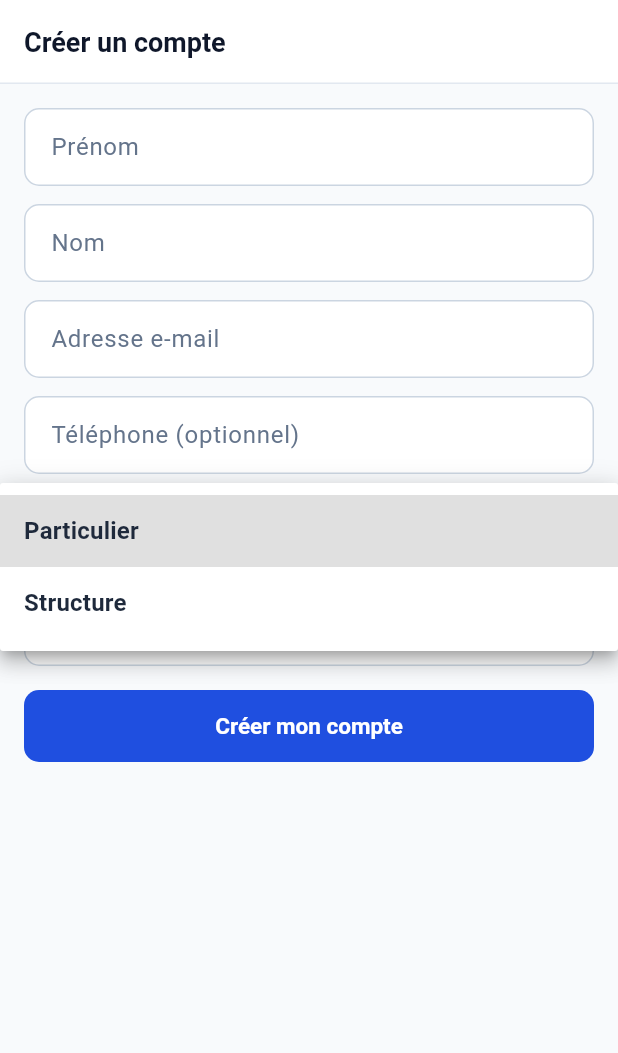
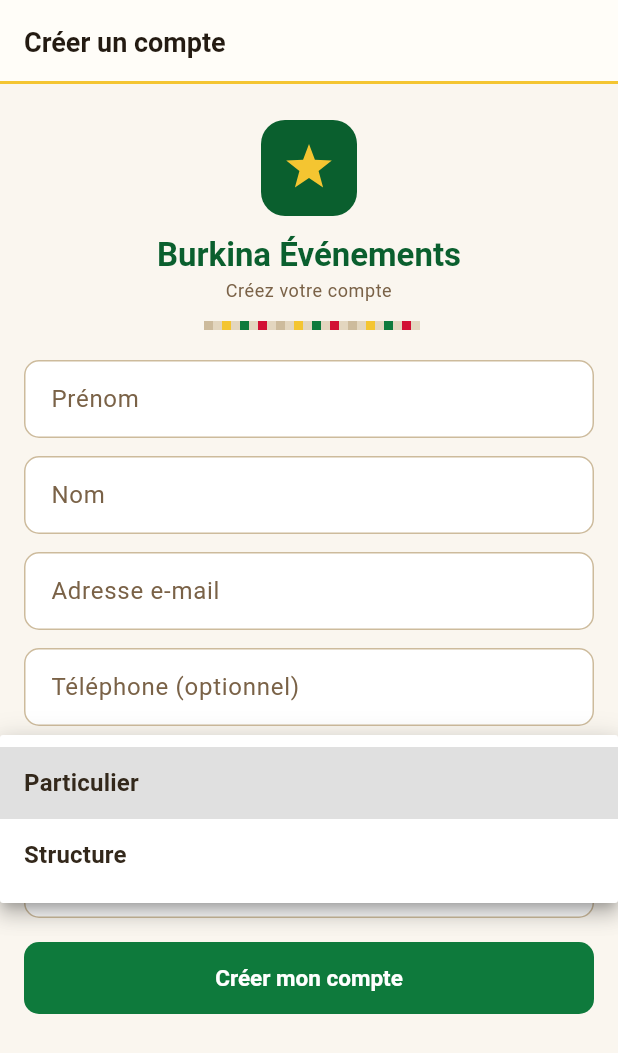
Before and after one commit to bougapiou/plateforme-evenementielle, a Flutter app: the RegisterScreen screen opened by its route, after a tap on "Particulier", on a phone screen of 412 x 824 dp. Shown: the top 1053 px of the screen. Run offline on Flutter 3.47's test engine with Material 3 defaults, Android fonts, the light colour scheme and no system bars; our stand-ins replace dio, flutter_riverpod, flutter_secure_storage, go_router, image_picker, open_filex; missing offline and left inert: mobile_scanner; accounts and stored records are empty; network calls fail.

Commit message:
feat(mobile): identite visuelle "Faso" (Burkina Faso)
Refonte du design mobile autour de l'identite burkinabe :
- Palette : vert et rouge du drapeau, etoile doree, neutres chauds
  (sable du Sahel -> argile). Les tokens Brand.b*/s* portent desormais ces
  valeurs (aucun ecran a retoucher).
- core/faso.dart : motifs — FasoDanFaniBar (bande tissee du pagne Faso Dan Fani),
  FasoStar (etoile 5 branches du drapeau), KassenaMotif (frise triangulaire des
  peintures murales de Tiebele), BogolanBackground, FasoHeader.
- theme : AppBar/cartes/nav en blanc chaud, lisere dore sous les barres,
  indicateur de navigation dore.
- Catalogue : etoile dans le titre + bandeau vert "Grands evenements du Burkina
  Faso" + bande Faso Dan Fani.
- Detail evenement : bande Faso Dan Fani sous la couverture, titres de section
  a filet vert.
- Etats vides : pastille verte + frise kassena.
- Connexion / inscription : en-tete d'identite (etoile sur fond vert facon
  drapeau + bande tissee).

Verifie : flutter analyze clean, flutter test vert, build web OK.

```diff
--- a/mobile/lib/core/brand.dart
+++ b/mobile/lib/core/brand.dart
@@ -1,31 +1,36 @@
 import 'package:flutter/material.dart';
 
-/// Palette aligned with the web app (Tailwind `brand` + `slate` scales).
+/// Palette « Faso » — inspirée du Burkina Faso : vert et rouge du drapeau,
+/// étoile dorée, et neutres chauds (terre du Sahel, coton Faso Dan Fani).
+///
+/// Les noms `bXX` / `sXX` sont conservés (compat écrans existants) mais portent
+/// désormais des valeurs chaudes : `b*` = vert Burkina, `s*` = sable → argile.
 class Brand {
   Brand._();
 
-  // brand (institutional blue)
-  static const b50 = Color(0xFFEEF5FF);
-  static const b100 = Color(0xFFD9E8FF);
-  static const b200 = Color(0xFFBCD6FF);
-  static const b500 = Color(0xFF356DF3);
-  static const b600 = Color(0xFF1F4FE0);
-  static const b700 = Color(0xFF1A3EC2);
-  static const b800 = Color(0xFF1C369D);
+  // Vert Burkina (drapeau ~ #009543), décliné en échelle
+  static const b50 = Color(0xFFEAF6EE);
+  static const b100 = Color(0xFFCDEAD7);
+  static const b200 = Color(0xFF9BD5AF);
+  static const b500 = Color(0xFF1C9B54);
+  static const b600 = Color(0xFF0E7A3C); // primaire
+  static const b700 = Color(0xFF0A5F2E);
+  static const b800 = Color(0xFF07461F);
 
-  // slate (neutrals)
-  static const s50 = Color(0xFFF8FAFC);
-  static const s100 = Color(0xFFF1F5F9);
-  static const s200 = Color(0xFFE2E8F0);
-  static const s300 = Color(0xFFCBD5E1);
-  static const s400 = Color(0xFF94A3B8);
-  static const s500 = Color(0xFF64748B);
-  static const s700 = Color(0xFF334155);
-  static const s800 = Color(0xFF1E293B);
-  static const s900 = Color(0xFF0F172A);
+  // Neutres chauds (sable du Sahel → argile / bogolan)
+  static const s50 = Color(0xFFFAF6EF); // fond application
+  static const s100 = Color(0xFFF1E9DA);
+  static const s200 = Color(0xFFE3D6BF); // bordures
+  static const s300 = Color(0xFFCDBB9C);
+  static const s400 = Color(0xFFA8916E); // texte secondaire clair
+  static const s500 = Color(0xFF7A6247); // texte secondaire
+  static const s700 = Color(0xFF4A3A28);
+  static const s800 = Color(0xFF33281B); // titres
+  static const s900 = Color(0xFF241B12); // texte fort
 
-  // status accents (match StatusChip / web badges)
-  static const green = Color(0xFF16A34A);
-  static const amber = Color(0xFFB45309);
-  static const red = Color(0xFF991B1B);
+  // Accents drapeau
+  static const green = Color(0xFF0E7A3C);
+  static const red = Color(0xFFD21034); // rouge Burkina
+  static const gold = Color(0xFFF4C531); // étoile / or
+  static const amber = Color(0xFF9A6A12);
 }
--- /dev/null
+++ b/mobile/lib/core/faso.dart
@@ -0,0 +1,195 @@
+import 'dart:math' as math;
+import 'package:flutter/material.dart';
+import 'brand.dart';
+
+/// Motifs décoratifs inspirés du Burkina Faso :
+/// - [FasoDanFaniBar] : fine bande tissée verticale (pagne Faso Dan Fani)
+/// - [FasoStar] : étoile à 5 branches du drapeau
+/// - [KassenaMotif] : frise géométrique (peintures murales kassena de Tiébélé)
+
+/// En-tête d'identité : étoile + nom de la plateforme + bande Faso Dan Fani.
+class FasoHeader extends StatelessWidget {
+  final String subtitle;
+  const FasoHeader({super.key, this.subtitle = 'Plateforme nationale de gestion des événements'});
+
+  @override
+  Widget build(BuildContext context) {
+    return Column(
+      children: [
+        Container(
+          width: 64,
+          height: 64,
+          decoration: BoxDecoration(
+            color: Brand.b700,
+            borderRadius: BorderRadius.circular(16),
+          ),
+          alignment: Alignment.center,
+          child: const FasoStar(size: 32),
+        ),
+        const SizedBox(height: 12),
+        Text('Burkina Événements',
+            style: Theme.of(context)
+                .textTheme
+                .titleLarge
+                ?.copyWith(color: Brand.b700)),
+        const SizedBox(height: 2),
+        Text(subtitle,
+            textAlign: TextAlign.center,
+            style: Theme.of(context).textTheme.bodySmall),
+        const SizedBox(height: 12),
+        const SizedBox(
+            width: 140, child: FasoDanFaniBar(height: 6)),
+      ],
+    );
+  }
+}
+
+class FasoDanFaniBar extends StatelessWidget {
+  final double height;
+  const FasoDanFaniBar({super.key, this.height = 4});
+
+  @override
+  Widget build(BuildContext context) => SizedBox(
+        height: height,
+        width: double.infinity,
+        child: CustomPaint(painter: _DanFaniPainter()),
+      );
+}
+
+class _DanFaniPainter extends CustomPainter {
+  // séquence de rayures répétée : terre, or, vert, rouge, terre…
+  static const _seq = <Color>[
+    Brand.s300, Brand.s200, Brand.gold, Brand.s200,
+    Brand.green, Brand.s200, Brand.red, Brand.s200,
+  ];
+
+  @override
+  void paint(Canvas canvas, Size size) {
+    const stripe = 6.0;
+    final paint = Paint()..style = PaintingStyle.fill;
+    var x = 0.0;
+    var i = 0;
+    while (x < size.width) {
+      paint.color = _seq[i % _seq.length];
+      canvas.drawRect(Rect.fromLTWH(x, 0, stripe, size.height), paint);
+      x += stripe;
+      i++;
+    }
+  }
+
+  @override
+  bool shouldRepaint(covariant CustomPainter oldDelegate) => false;
+}
+
+class FasoStar extends StatelessWidget {
+  final double size;
+  final Color color;
+  const FasoStar({super.key, this.size = 16, this.color = Brand.gold});
+
+  @override
+  Widget build(BuildContext context) =>
+      CustomPaint(size: Size.square(size), painter: _StarPainter(color));
+}
+
+class _StarPainter extends CustomPainter {
+  final Color color;
+  _StarPainter(this.color);
+
+  @override
+  void paint(Canvas canvas, Size size) {
+    final c = size.center(Offset.zero);
+    final rOuter = size.width / 2;
+    final rInner = rOuter * 0.42;
+    final path = Path();
+    for (var i = 0; i < 10; i++) {
+      final r = i.isEven ? rOuter : rInner;
+      final a = -math.pi / 2 + i * math.pi / 5;
+      final p = Offset(c.dx + r * math.cos(a), c.dy + r * math.sin(a));
+      i == 0 ? path.moveTo(p.dx, p.dy) : path.lineTo(p.dx, p.dy);
+    }
+    path.close();
+    canvas.drawPath(path, Paint()..color = color);
+  }
+
+  @override
+  bool shouldRepaint(covariant _StarPainter old) => old.color != color;
+}
+
+/// Frise de triangles alternés — séparateur de section.
+class KassenaMotif extends StatelessWidget {
+  final double height;
+  final Color color;
+  const KassenaMotif({super.key, this.height = 14, this.color = Brand.s300});
+
+  @override
+  Widget build(BuildContext context) => SizedBox(
+        height: height,
+        width: double.infinity,
+        child: CustomPaint(painter: _KassenaPainter(color)),
+      );
+}
+
+class _KassenaPainter extends CustomPainter {
+  final Color color;
+  _KassenaPainter(this.color);
+
+  @override
+  void paint(Canvas canvas, Size size) {
+    final paint = Paint()..color = color;
+    final w = size.height; // triangles équilatéraux ~ hauteur
+    for (var x = 0.0; x < size.width; x += w) {
+      final up = ((x / w).floor()).isEven;
+      final path = Path();
+      if (up) {
+        path.moveTo(x, size.height);
+        path.lineTo(x + w / 2, 0);
+        path.lineTo(x + w, size.height);
+      } else {
+        path.moveTo(x, 0);
+        path.lineTo(x + w / 2, size.height);
+        path.lineTo(x + w, 0);
+      }
+      path.close();
+      canvas.drawPath(path, paint);
+    }
+  }
+
+  @override
+  bool shouldRepaint(covariant _KassenaPainter old) => old.color != color;
+}
+
+/// Fond décoratif discret (chevrons bogolan) pour les en-têtes / états vides.
+class BogolanBackground extends StatelessWidget {
+  final Widget child;
+  final Color base;
+  const BogolanBackground({super.key, required this.child, this.base = Brand.s100});
+
+  @override
+  Widget build(BuildContext context) => CustomPaint(
+        painter: _BogolanPainter(base),
+        child: child,
+      );
+}
+
+class _BogolanPainter extends CustomPainter {
+  final Color base;
+  _BogolanPainter(this.base);
+
+  @override
+  void paint(Canvas canvas, Size size) {
+    canvas.drawRect(Offset.zero & size, Paint()..color = base);
+    final line = Paint()
+      ..color = Brand.s300.withValues(alpha: .35)
+      ..strokeWidth = 2
+      ..style = PaintingStyle.stroke;
+    const gap = 26.0;
+    for (var d = -size.height; d < size.width; d += gap) {
+      canvas.drawLine(Offset(d, 0), Offset(d + size.height, size.height), line);
+      canvas.drawLine(
+          Offset(d + gap / 2, size.height), Offset(d + gap / 2 + size.height, 0), line);
+    }
+  }
+
+  @override
+  bool shouldRepaint(covariant _BogolanPainter old) => old.base != base;
+}
--- a/mobile/lib/features/auth/login_screen.dart
+++ b/mobile/lib/features/auth/login_screen.dart
@@ -1,6 +1,7 @@
 import 'package:flutter/material.dart';
 import 'package:flutter_riverpod/flutter_riverpod.dart';
 import 'package:go_router/go_router.dart';
+import '../../core/faso.dart';
 import '../../core/models.dart';
 import '../../core/providers.dart';
 
@@ -55,6 +56,9 @@ class _LoginScreenState extends ConsumerState<LoginScreen> {
           key: _formKey,
           child: ListView(
             children: [
+              const SizedBox(height: 8),
+              const FasoHeader(),
+              const SizedBox(height: 20),
               TextFormField(
                 controller: _email,
                 decoration: const InputDecoration(labelText: 'Adresse e-mail'),
--- a/mobile/lib/features/auth/register_screen.dart
+++ b/mobile/lib/features/auth/register_screen.dart
@@ -1,6 +1,7 @@
 import 'package:flutter/material.dart';
 import 'package:flutter_riverpod/flutter_riverpod.dart';
 import 'package:go_router/go_router.dart';
+import '../../core/faso.dart';
 import '../../core/models.dart';
 import '../../core/providers.dart';
 
@@ -67,6 +68,9 @@ class _RegisterScreenState extends ConsumerState<RegisterScreen> {
           key: _formKey,
           child: ListView(
             children: [
+              const SizedBox(height: 8),
+              const FasoHeader(subtitle: 'Créez votre compte'),
+              const SizedBox(height: 20),
               TextFormField(
                 controller: _firstName,
                 decoration: const InputDecoration(labelText: 'Prénom'),
```
Also changed, not shown: mobile/lib/core/theme.dart (+6 -5 lines), mobile/lib/core/widgets.dart (+18 -2 lines), mobile/lib/features/catalogue/catalogue_screen.dart (+27 -1 lines), mobile/lib/features/event/event_detail_screen.dart (+19 -3 lines).
